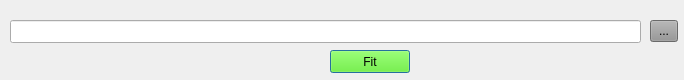
Old version of the form MonTemp/fit_218.ui in the repository Julian-RC/Inter-Mon-Temp.
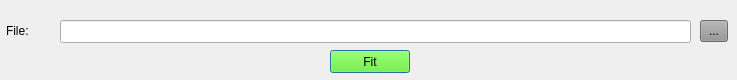
New version of the form.

Diff of the .ui file:
```diff
--- a/MonTemp/fit_218.ui
+++ b/MonTemp/fit_218.ui
@@ -6,7 +6,7 @@
    <rect>
     <x>0</x>
     <y>0</y>
-    <width>684</width>
+    <width>737</width>
     <height>80</height>
    </rect>
   </property>
@@ -16,7 +16,7 @@
   <widget class="QToolButton" name="select">
    <property name="geometry">
     <rect>
-     <x>650</x>
+     <x>700</x>
      <y>20</y>
      <width>28</width>
      <height>22</height>
@@ -32,7 +32,7 @@
   <widget class="QLineEdit" name="file">
    <property name="geometry">
     <rect>
-     <x>10</x>
+     <x>60</x>
      <y>20</y>
      <width>631</width>
      <height>23</height>
@@ -59,6 +59,22 @@
     <string>Fit</string>
    </property>
   </widget>
+  <widget class="QLabel" name="label">
+   <property name="geometry">
+    <rect>
+     <x>6</x>
+     <y>10</y>
+     <width>61</width>
+     <height>41</height>
+    </rect>
+   </property>
+   <property name="styleSheet">
+    <string notr="true">font: 14pt &quot;Sans Serif&quot;;</string>
+   </property>
+   <property name="text">
+    <string>&lt;html&gt;&lt;head/&gt;&lt;body&gt;&lt;p&gt;&lt;span style=&quot; font-size:16pt;&quot;&gt;File:&lt;/span&gt;&lt;/p&gt;&lt;/body&gt;&lt;/html&gt;</string>
+   </property>
+  </widget>
  </widget>
  <resources/>
  <connections/>
```
